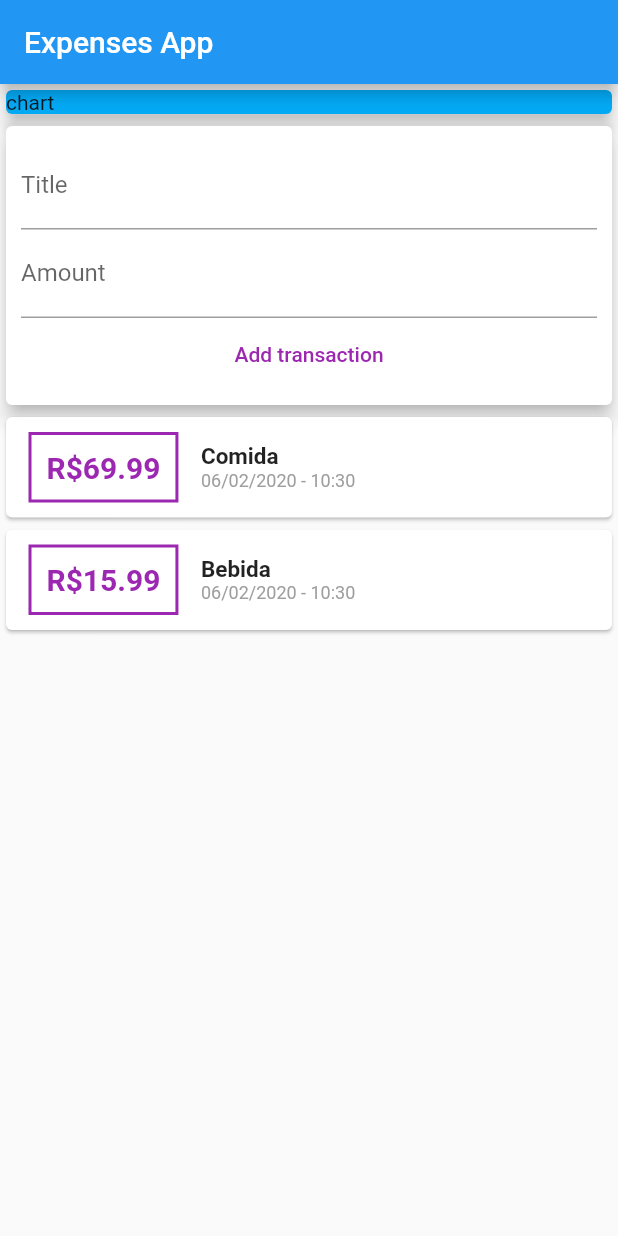
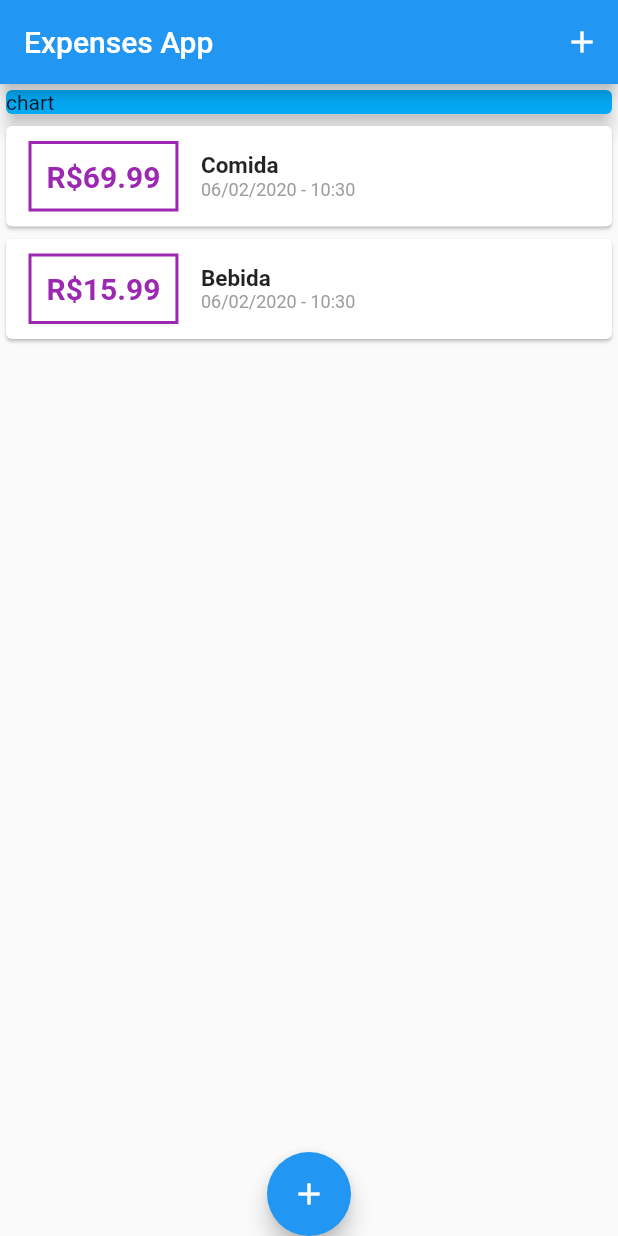
Before and after one commit to EdYuTo/flutter-expenses-app, a Flutter app: the screen it shows after launch, on a phone screen of 412 x 824 dp. Run offline on Flutter 3.47's test engine with Material 2 defaults, Android fonts, the phone set to English and light mode, and no system bars.

Commit message:
add buttons

```diff
--- a/lib/main.dart
+++ b/lib/main.dart
@@ -1,5 +1,8 @@
 import 'package:flutter/material.dart';
-import './widgets/user_transactions.dart';
+import './models/transaction.dart';
+import './widgets/transaction_list.dart';
+import './widgets/new_transaction.dart';
+import 'package:uuid/uuid.dart';
 
 void main() => runApp(MyApp());
 
@@ -13,16 +16,54 @@ class MyApp extends StatelessWidget {
   }
 }
 
-class MyHomePage extends StatelessWidget {
+class MyHomePage extends StatefulWidget {
+  @override
+  State<StatefulWidget> createState() {
+    return _MyHomePage();
+  }
+}
+
+class _MyHomePage extends State<MyHomePage> {
+  final List<Transaction> _userTransactions = [
+    Transaction(id: 't1', title: 'Comida', amount: 69.99, date: DateTime.now()),
+    Transaction(id: 't2', title: 'Bebida', amount: 15.99, date: DateTime.now()),
+  ];
+
+  void _addNewTransaction(String txTitle, double txAmount) {
+    final newTransaction = Transaction(
+      title: txTitle,
+      amount: txAmount,
+      date: DateTime.now(),
+      id: Uuid().v4(),
+    );
+    setState(() {
+      _userTransactions.add(newTransaction);
+    });
+  }
+
+  void _startAddNewTransaction(BuildContext ctx) {
+    showModalBottomSheet(
+        context: ctx,
+        builder: (bCtx) {
+          return NewTransaction(_addNewTransaction);
+        });
+  }
+
   @override
   Widget build(BuildContext context) {
-    return Scaffold(
+    return SafeArea(
+      child: Scaffold(
         appBar: AppBar(
           title: Text('Expenses App'),
+          actions: [
+            IconButton(
+              icon: Icon(Icons.add),
+              onPressed: () => _startAddNewTransaction(context),
+            ),
+          ],
         ),
         body: SingleChildScrollView(
           child: Column(
-          //mainAxisAlignment: MainAxisAlignment.center,
             crossAxisAlignment: CrossAxisAlignment.stretch,
             children: [
               Container(
@@ -33,9 +74,15 @@ class MyHomePage extends StatelessWidget {
                   elevation: 5,
                 ),
               ),
-            UserTransactions(),
+              TransactionList(_userTransactions),
             ],
           ),
+        ),
+        floatingActionButton: FloatingActionButton(
+          onPressed: () => _startAddNewTransaction(context),
+          child: Icon(Icons.add),
+        ),
+        floatingActionButtonLocation: FloatingActionButtonLocation.centerDocked,
       ),
     );
   }
--- a/lib/widgets/user_transactions.dart
+++ /dev/null
@@ -1,40 +0,0 @@
-import 'package:flutter/material.dart';
-import './transaction_list.dart';
-import './new_transaction.dart';
-import '../models/transaction.dart';
-import 'package:uuid/uuid.dart';
-
-
-class UserTransactions extends StatefulWidget {
-  @override
-  State<StatefulWidget> createState() => _UserTransactionsState();
-}
-
-class _UserTransactionsState extends State<UserTransactions> {
-  final List<Transaction> _userTransactions = [
-    Transaction(id: 't1', title: 'Comida', amount: 69.99, date: DateTime.now()),
-    Transaction(id: 't2', title: 'Bebida', amount: 15.99, date: DateTime.now()),
-  ];
-
-  void _addNewTransaction(String txTitle, double txAmount) {
-    final newTransaction = Transaction(
-      title: txTitle,
-      amount: txAmount,
-      date: DateTime.now(),
-      id: Uuid().v4(),
-    );
-    setState(() {
-      _userTransactions.add(newTransaction);
-    });
-  }
-
-  @override
-  Widget build(BuildContext context) {
-    return Column(
-      children: [
-        NewTransaction(_addNewTransaction),
-        TransactionList(_userTransactions),
-      ]
-    );
-  }
-}
```
Also changed, not shown: lib/widgets/new_transaction.dart (+11 -3 lines). Lines whose indentation alone changed are shown as unchanged.
